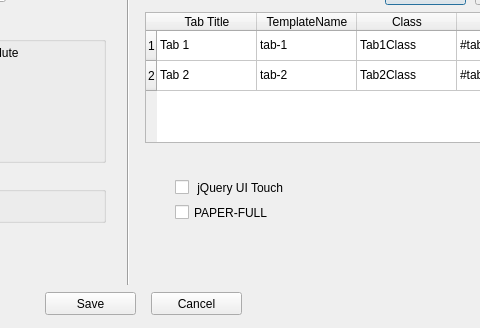
Above: newinteractivityform.ui from vihangpatel/WatchDog2 before the change; both pictures show x 235 to 715 and y 198 to 526 of the 815 by 526 pixel window. Below: the same form after it.
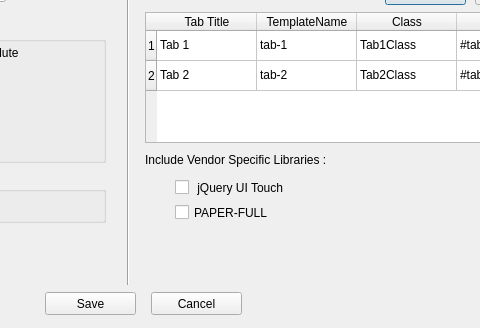
That is the form after the change.

What changed in the file:
```diff
--- a/newinteractivityform.ui
+++ b/newinteractivityform.ui
@@ -663,6 +663,19 @@
     <string>PAPER-FULL</string>
    </property>
   </widget>
+  <widget class="QLabel" name="label_14">
+   <property name="geometry">
+    <rect>
+     <x>380</x>
+     <y>350</y>
+     <width>191</width>
+     <height>16</height>
+    </rect>
+   </property>
+   <property name="text">
+    <string>Include Vendor Specific Libraries :</string>
+   </property>
+  </widget>
  </widget>
  <tabstops>
   <tabstop>folderNameText</tabstop>
```
